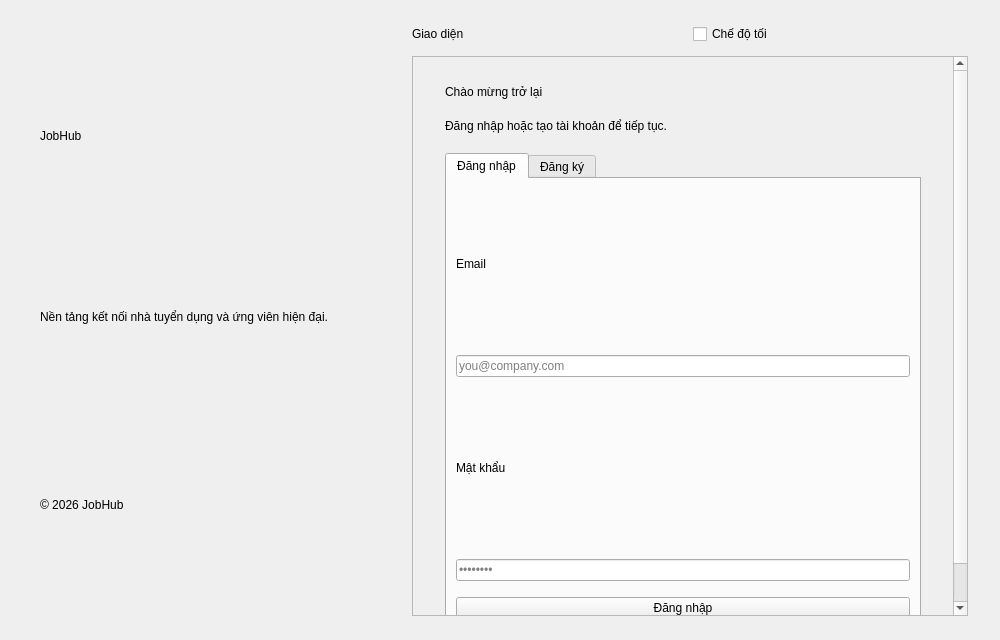
imaira203/BTLPY_N21_D31, file client/resources/ui/auth_window.ui: the form before one commit.
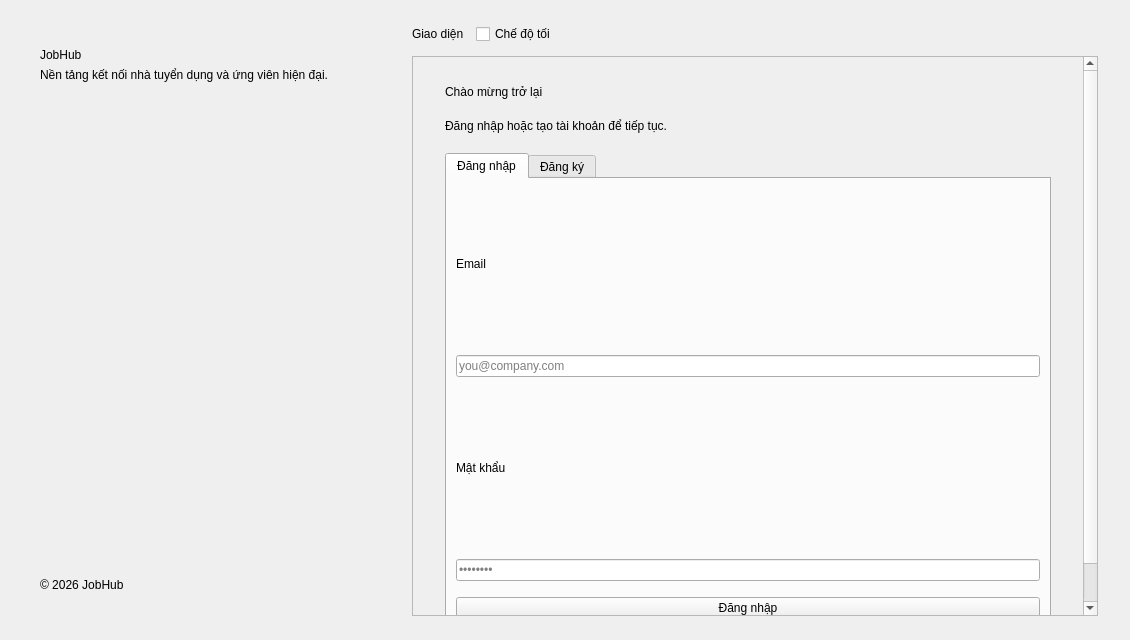
The form after the commit.

Diff of the .ui file:
```diff
--- a/client/resources/ui/auth_window.ui
+++ b/client/resources/ui/auth_window.ui
@@ -6,7 +6,7 @@
    <rect>
     <x>0</x>
     <y>0</y>
-    <width>1000</width>
+    <width>1130</width>
     <height>640</height>
    </rect>
   </property>
@@ -91,6 +91,12 @@
          <property name="orientation">
           <enum>Qt::Vertical</enum>
          </property>
+         <property name="sizeHint" stdset="0">
+          <size>
+           <width>0</width>
+           <height>0</height>
+          </size>
+         </property>
         </spacer>
        </item>
        <item>
@@ -157,6 +163,12 @@
            <property name="orientation">
             <enum>Qt::Horizontal</enum>
            </property>
+           <property name="sizeHint" stdset="0">
+            <size>
+             <width>0</width>
+             <height>0</height>
+            </size>
+           </property>
           </spacer>
          </item>
         </layout>
@@ -170,8 +182,13 @@
           <bool>true</bool>
          </property>
          <widget class="QWidget" name="authScrollContents">
-          <property name="objectName">
-           <string>authScrollContents</string>
+          <property name="geometry">
+           <rect>
+            <x>0</x>
+            <y>0</y>
+            <width>663</width>
+            <height>624</height>
+           </rect>
           </property>
           <layout class="QVBoxLayout" name="verticalLayout_scroll">
            <property name="spacing">
```
Left out of the diff: 71 changed lines with no effect on the pictures.
